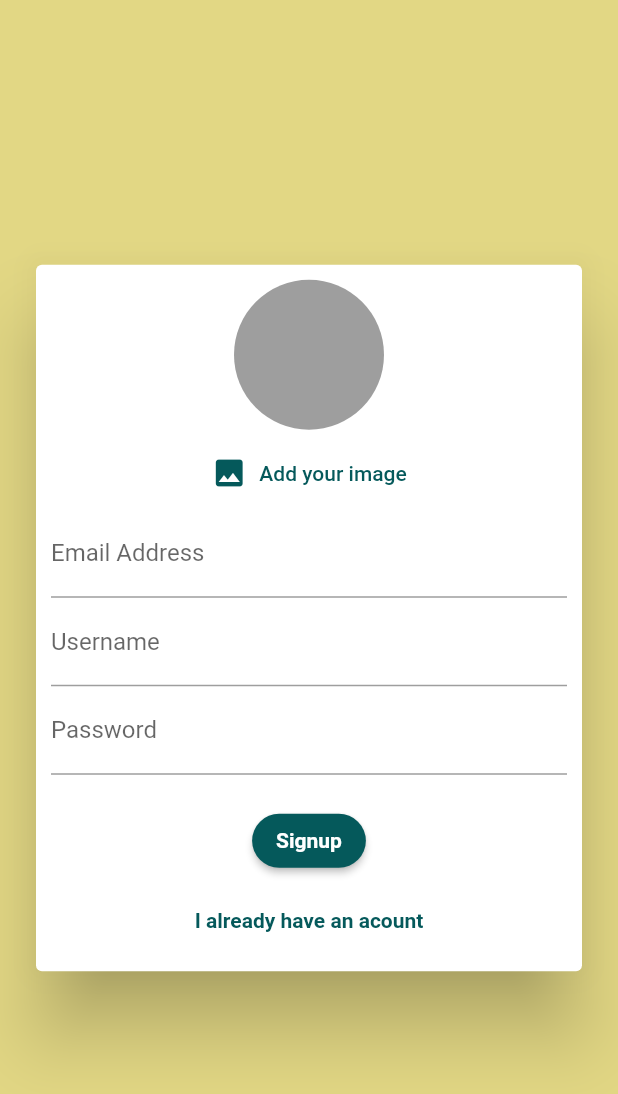
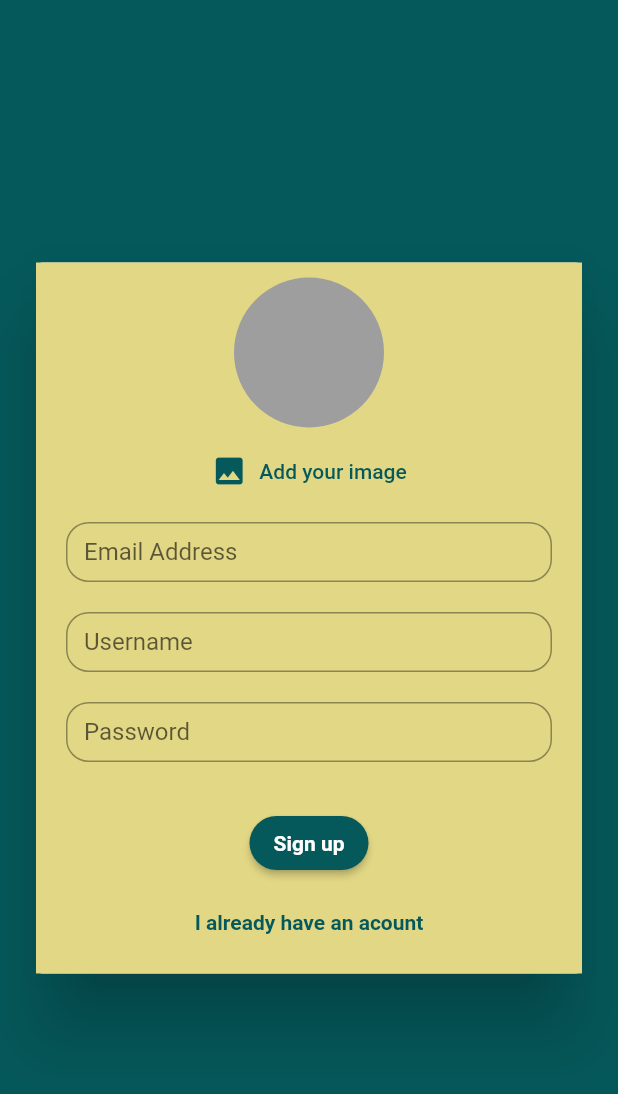
Before and after one commit to AbdelrahmanMagdy84/Amazing-chat-flutter-app, a Flutter app: the screen it shows after launch, on a phone screen of 412 x 824 dp. Shown: the top 1094 px of the screen. Run offline on Flutter 3.47's test engine with Material 2 defaults, Android fonts, the phone set to English and light mode, and no system bars; our stand-ins replace cloud_firestore, firebase_auth, firebase_core, firebase_storage, image_picker; accounts and stored records are empty.

Commit message:
editing authScreen style

```diff
--- a/lib/widgets/auth/auth_form.dart
+++ b/lib/widgets/auth/auth_form.dart
@@ -56,12 +56,14 @@ class _AuthFormState extends State<AuthForm> {
   @override
   Widget build(BuildContext context) {
     return Scaffold(
-      backgroundColor: Theme.of(context).colorScheme.background,
+      backgroundColor: Theme.of(context).colorScheme.primary,
       body: Center(
         child: Container(
           margin: const EdgeInsets.all(20),
           child: Card(
             elevation: 22,
+            child: Container(
+              color: Theme.of(context).colorScheme.secondary,
               child: SingleChildScrollView(
                 child: Padding(
                   padding: const EdgeInsets.all(10),
@@ -71,7 +73,10 @@ class _AuthFormState extends State<AuthForm> {
                       mainAxisSize: MainAxisSize.min,
                       children: [
                         if (!isLogin) ImageAuth(chooseImage),
-                      TextFormField(
+                        Padding(
+                          padding: const EdgeInsets.all(10),
+                          child: TextFormField(
+
                             key: ValueKey('email'),
                             validator: (value) {
                               if (value!.isEmpty || !value.contains('@')) {
@@ -80,15 +85,26 @@ class _AuthFormState extends State<AuthForm> {
                               return null;
                             },
                             keyboardType: TextInputType.emailAddress,
-                        decoration: const InputDecoration(
+
+                              decoration:const InputDecoration(
+                                 constraints: BoxConstraints(minWidth: 100,maxHeight: 40),
                                 label: const Text("Email Address"),
+                                  border: OutlineInputBorder(
+                                    borderRadius: BorderRadius.all(
+                                      Radius.circular(15),
+                                    ),
+                                  ),
                                 ),
                             onSaved: (value) {
                               userEmail = value!;
                             },
+
+                          ),
                         ),
                         if (!isLogin)
-                        TextFormField(
+                          Padding(
+                            padding: const EdgeInsets.all(10),
+                            child: TextFormField(
                               key: ValueKey('username'),
                               validator: (value) {
                                 if (value!.isEmpty || value.length < 5) {
@@ -96,12 +112,23 @@ class _AuthFormState extends State<AuthForm> {
                                 }
                                 return null;
                               },
-                          decoration: InputDecoration(label: Text("Username")),
+                              decoration:const InputDecoration(
+                               constraints: BoxConstraints(minWidth: 100,maxHeight: 40),
+                                label: Text("Username"),
+                                border: OutlineInputBorder(
+                                  borderRadius: BorderRadius.all(
+                                    Radius.circular(15),
+                                  ),
+                                ),
+                              ),
                               onSaved: (value) {
                                 userName = value!;
                               },
                             ),
-                      TextFormField(
+                          ),
+                        Padding(
+                         padding: const EdgeInsets.all(10),
+                          child: TextFormField(
                             key: ValueKey('password'),
                             validator: (value) {
                               if (value!.isEmpty || value.length < 8) {
@@ -109,23 +136,31 @@ class _AuthFormState extends State<AuthForm> {
                               }
                               return null;
                             },
-                        decoration:
-                            const InputDecoration(label: Text('Password')),
+
+                                 decoration:const InputDecoration(
+                                 constraints: BoxConstraints(minWidth: 100,maxHeight: 40),
+                                label: const Text("Password"),
+                                  border: OutlineInputBorder(
+                                    borderRadius: BorderRadius.all(
+                                      Radius.circular(15),
+                                    ),
+                                  ),
+                                ),
                             onSaved: (value) {
                               userPassword = value!;
                             },
+                          ),
                         ),
                         SizedBox(height: 20),
                         if (widget.isLoading) CircularProgressIndicator(),
                         if (!widget.isLoading)
                           ElevatedButton(
-
                             onPressed: () {
                               _trySubmit();
                             },
                             child: Text(
-                            isLogin ? "Login" : "Signup",
-                            style: TextStyle(fontWeight: FontWeight.bold),
+                              isLogin ? "Login" : "Sign up",
+                              style: TextStyle(fontWeight: FontWeight.bold,),
                             ),
                           ),
                         SizedBox(height: 5),
@@ -151,6 +186,7 @@ class _AuthFormState extends State<AuthForm> {
             ),
           ),
         ),
+      ),
     );
   }
 }
```
Lines whose indentation alone changed are shown as unchanged.
